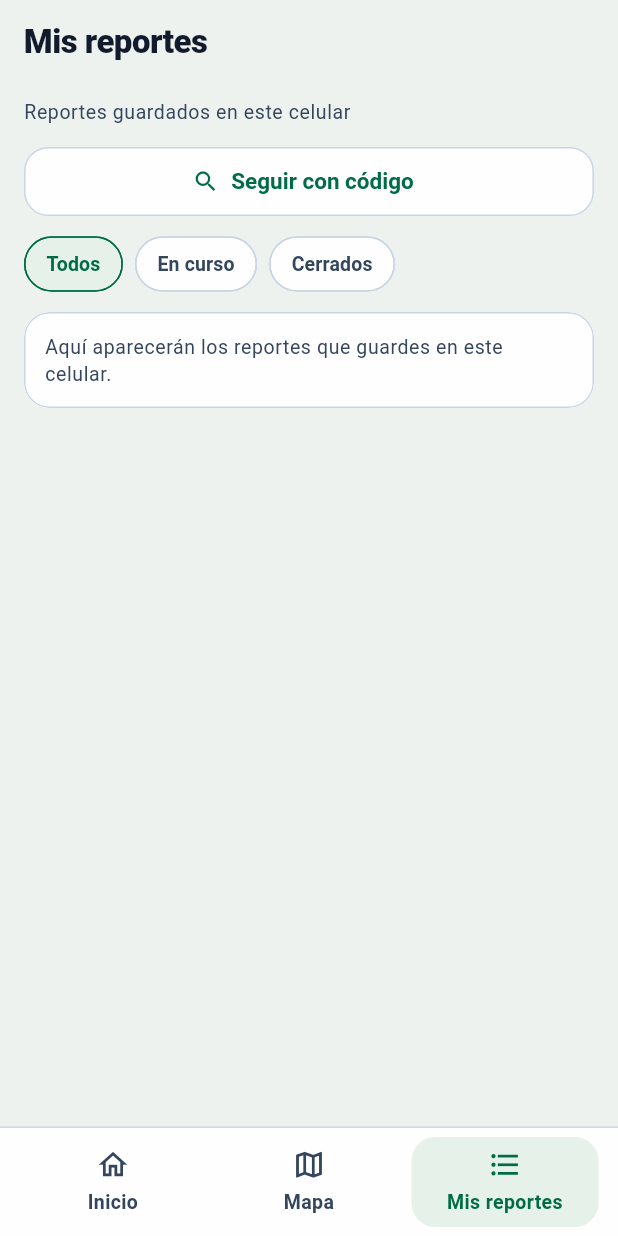
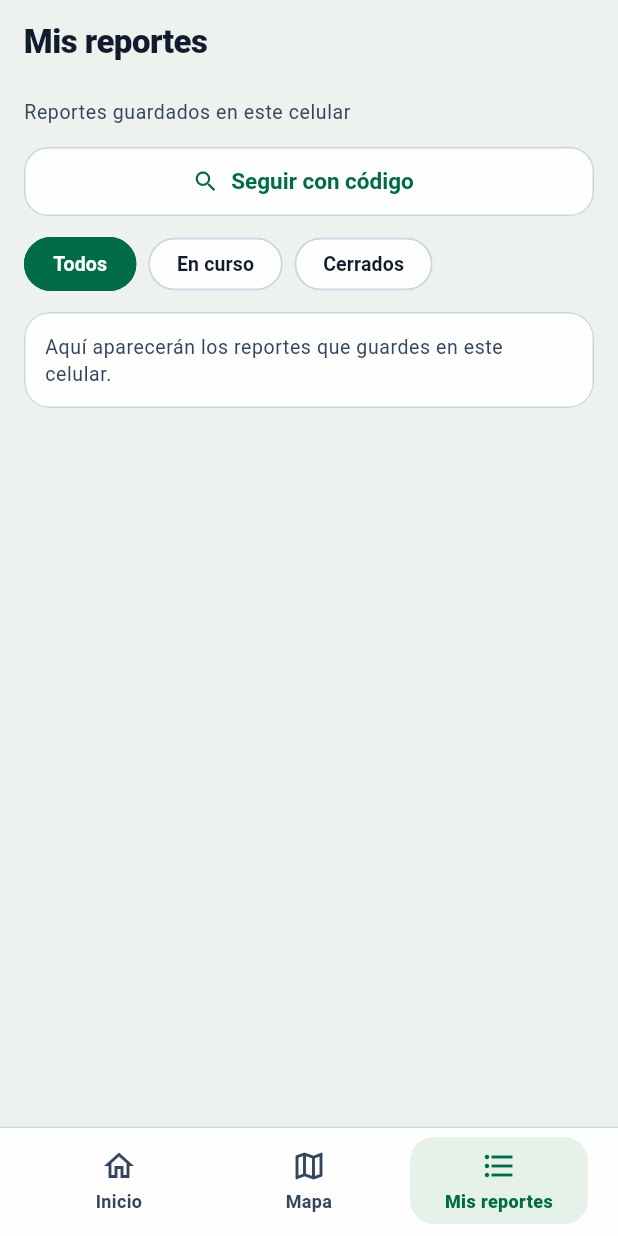
Before and after one commit to helendrg14-em/FIXA_app, a Flutter app: the MisReportesScreen screen opened by its route, on a phone screen of 412 x 824 dp. Run offline on Flutter 3.47's test engine with Material 3 defaults, Android fonts, the phone set to English and light mode, and no system bars; our stand-ins replace dio, flutter_image_compress, flutter_map, flutter_secure_storage, geolocator, go_router and 2 more; accounts and stored records are empty; network calls fail.

Commit message:
feat(nav): integre la barra de navegacion inferior y configure las rutas

```diff
--- a/lib/core/router.dart
+++ b/lib/core/router.dart
@@ -20,12 +20,14 @@ GoRouter crearRouter() => GoRouter(
             GoRoute(
               path: '/',
               builder: (_, __) => const InicioScreen(),
-              routes: [
-                GoRoute(path: 'mapa', builder: (_, __) => const MapaScreen()),
-                GoRoute(
-                    path: 'mis-reportes',
-                    builder: (_, __) => const MisReportesScreen()),
-              ],
+            ),
+            GoRoute(
+              path: '/mapa',
+              builder: (_, __) => const MapaScreen(),
+            ),
+            GoRoute(
+              path: '/mis-reportes',
+              builder: (_, __) => const MisReportesScreen(),
             ),
           ],
         ),
--- a/lib/ui/comunes.dart
+++ b/lib/ui/comunes.dart
@@ -394,13 +394,14 @@ class FiltroFixa extends StatelessWidget {
         labelStyle: TextStyle(
             fontSize: 13,
             fontWeight: FontWeight.w700,
-            color: activo ? FixaColores.hojaOscura : FixaColores.tinta2),
+            color: activo ? FixaColores.blanco : FixaColores.tinta),
         backgroundColor: FixaColores.blanco,
-        selectedColor: FixaColores.menta,
+        selectedColor: FixaColores.hojaOscura,
         side: BorderSide(
-            color: activo ? FixaColores.hojaOscura : FixaColores.linea),
+            color: activo ? FixaColores.hojaOscura : FixaColores.linea,
+            width: activo ? 1.5 : 1),
         shape: const StadiumBorder(),
-        padding: const EdgeInsets.symmetric(horizontal: 6, vertical: 8),
+        padding: const EdgeInsets.symmetric(horizontal: 10, vertical: 7),
       );
 }
 
--- a/lib/ui/navegacion_fixa.dart
+++ b/lib/ui/navegacion_fixa.dart
@@ -20,20 +20,20 @@ class NavegacionFixa extends StatelessWidget {
     if (ruta == '/') return child;
     return Scaffold(
       body: child,
-      bottomNavigationBar: DecoratedBox(
+      bottomNavigationBar: Container(
         decoration: const BoxDecoration(
           color: FixaColores.blanco,
-          border: Border(top: BorderSide(color: FixaColores.linea)),
+          border: Border(top: BorderSide(color: FixaColores.linea, width: 0.8)),
         ),
         child: SafeArea(
           top: false,
-          minimum: const EdgeInsets.fromLTRB(10, 7, 10, 6),
+          minimum: const EdgeInsets.fromLTRB(16, 6, 16, 8),
           child: Row(
             children: [
               for (final (rutaDestino, etiqueta, icono) in _destinos)
                 Expanded(
                   child: Padding(
-                    padding: const EdgeInsets.symmetric(horizontal: 3),
+                    padding: const EdgeInsets.symmetric(horizontal: 4),
                     child: _Destino(
                       etiqueta: etiqueta,
                       icono: icono,
@@ -71,24 +71,28 @@ class _Destino extends StatelessWidget {
       selected: seleccionado,
       button: true,
       child: Material(
-        color: seleccionado ? FixaColores.menta : FixaColores.blanco,
+        color: seleccionado ? FixaColores.menta : Colors.transparent,
         borderRadius: BorderRadius.circular(16),
         clipBehavior: Clip.antiAlias,
         child: InkWell(
           onTap: onTap,
+          borderRadius: BorderRadius.circular(16),
           child: Padding(
-            padding: const EdgeInsets.symmetric(horizontal: 4, vertical: 7),
+            padding: const EdgeInsets.symmetric(horizontal: 6, vertical: 7),
             child: Column(
               mainAxisSize: MainAxisSize.min,
               children: [
-                Icon(icono, color: color, size: 23),
-                const SizedBox(height: 4),
-                Text(etiqueta,
-                    textAlign: TextAlign.center,
-                    style: TextStyle(
-                        fontSize: 13,
-                        fontWeight: FontWeight.w700,
-                        color: color)),
+                Icon(icono, color: color, size: 24),
+                const SizedBox(height: 3),
+                Text(
+                  etiqueta,
+                  textAlign: TextAlign.center,
+                  style: TextStyle(
+                    fontSize: 12,
+                    fontWeight: seleccionado ? FontWeight.w800 : FontWeight.w600,
+                    color: color,
+                  ),
+                ),
               ],
             ),
           ),
```
